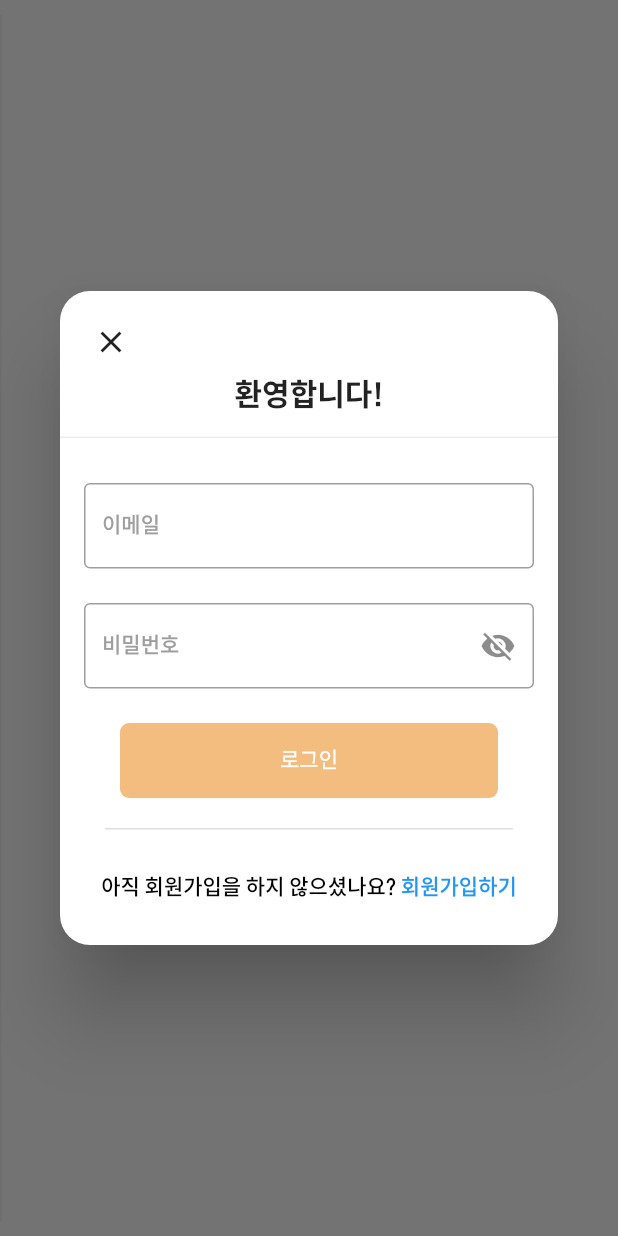
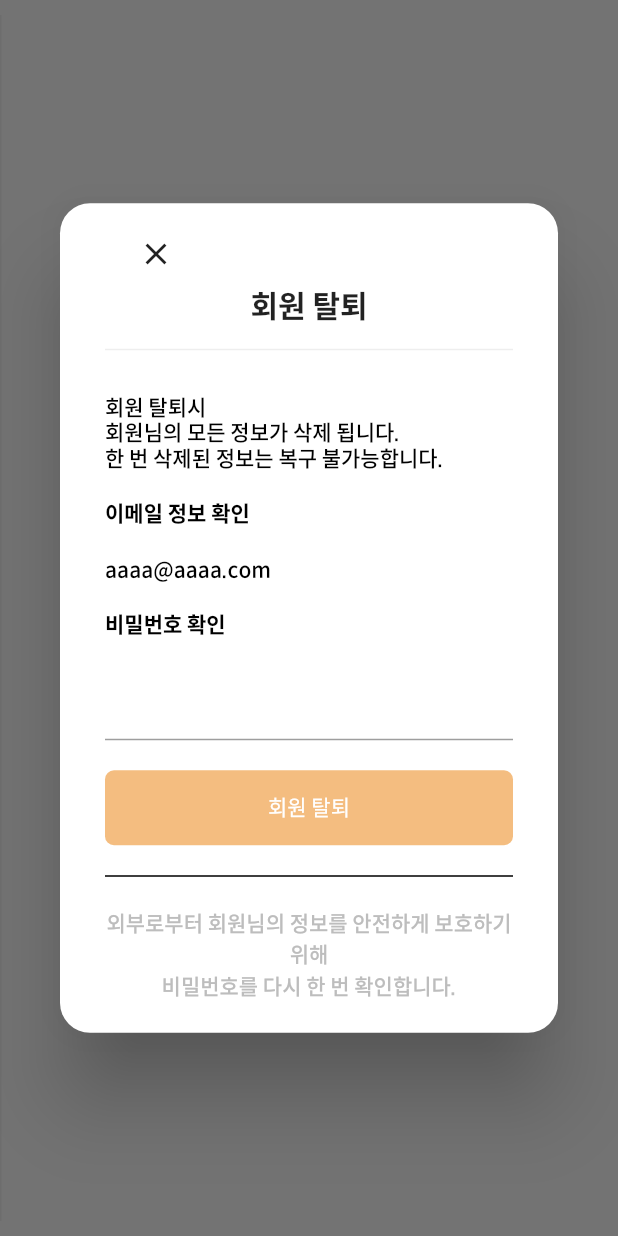
Before and after one commit to jgwng/color_pallete, a Flutter app: the UnLoginStatus widget shown alone on an empty page, opened directly, after a tap on "로그인", on a phone screen of 412 x 824 dp. Run offline on Flutter 3.47's test engine with Material 2 defaults, Android fonts, the light colour scheme and no system bars; our stand-ins replace cloud_firestore, firebase_auth, flutter_riverpod, fluttertoast, get_it, string_validator and 1 more; missing offline and left inert: color_models, universal_html; accounts and stored records are empty.

Commit message:
08/19 commit

```diff
--- a/lib/business_models/view_models/palette_view_model.dart
+++ b/lib/business_models/view_models/palette_view_model.dart
@@ -1,6 +1,4 @@
 import 'dart:math';
-import 'package:colorpallete/ui/widget/toast/color_code_copy_toast.dart';
-import 'package:fluttertoast/fluttertoast.dart';
 import 'package:colorpallete/service/service_locator.dart';
 import 'package:flutter/cupertino.dart';
 import 'package:flutter/material.dart';
--- a/lib/service/dialog/show_dialog.dart
+++ b/lib/service/dialog/show_dialog.dart
@@ -2,6 +2,7 @@
 
 import 'package:colorpallete/ui/widget/dialog/auth_dialog/login_dialog.dart';
 import 'package:colorpallete/ui/widget/dialog/auth_dialog/signup_dialog.dart';
+import 'package:colorpallete/ui/widget/dialog/auth_dialog/withdrawal_dialog.dart';
 
 import 'package:colorpallete/ui/widget/dialog/palette_detail_dialog/palette_detail_dialog.dart';
 import 'package:colorpallete/ui/widget/dialog/save_dialog/color_save_dialog.dart';
@@ -57,3 +58,13 @@ void showPaletteSaveDialog(BuildContext context){
     },
   );
 }
+
+void showWithdrawalDialog(BuildContext context){
+  showDialog(
+    context: context,
+    barrierDismissible: true,
+    builder: (BuildContext context) {
+      return WithdrawalDialog();
+    },
+  );
+}
--- a/lib/ui/views/palette_page/local_widget/login_status.dart
+++ b/lib/ui/views/palette_page/local_widget/login_status.dart
@@ -1,5 +1,6 @@
 import 'package:colorpallete/business_models/view_models/auth_view_model.dart';
 import 'package:colorpallete/const/app_themes.dart';
+import 'package:colorpallete/service/dialog/show_dialog.dart';
 import 'package:colorpallete/service/service_locator.dart';
 import 'package:flutter/material.dart';
 
@@ -83,11 +84,17 @@ class _LoginStatusState extends State<LoginStatus>{
                   ),
                 ),
                 Material(
-                  child: Text('로그 아웃',style: AppThemes.textTheme.bodyText1,),
+                  child: Text('로그 아웃',style: AppThemes.textTheme.bodyText1),
                 ),
                 SizedBox(height: 20,),
                 Material(
-                  child: Text('회원 탈퇴',style: AppThemes.textTheme.bodyText1,),
+                  child: TextButton(
+                    style: TextButton.styleFrom(
+                      primary: Colors.black, // foreground
+                    ),
+                    onPressed: () => showWithdrawalDialog(context),
+                    child: Text('회원 탈퇴',style: AppThemes.textTheme.bodyText1),
+                  ),
                 ),
                 SizedBox(height: 20,),
               ],
--- a/lib/ui/views/palette_page/local_widget/unlogin_status.dart
+++ b/lib/ui/views/palette_page/local_widget/unlogin_status.dart
@@ -36,7 +36,8 @@ class UnLoginStatus extends StatelessWidget{
                 ),
                 elevation: MaterialStateProperty.all<double>(0.0),
               ),
-              onPressed: () => showLoginDialog(context),
+              onPressed: () => showWithdrawalDialog(context),
+              //() => showLoginDialog(context)
               child: Text('로그인',style: AppThemes.textTheme.bodyText1!.copyWith(color: Colors.white),),
             )
         )
--- a/lib/ui/views/palette_page/palette_page.dart
+++ b/lib/ui/views/palette_page/palette_page.dart
@@ -117,7 +117,7 @@ class _PalettePageState extends State<PalettePage>  {
                               message: '상세정보 확인',
                               preferBelow: false,
                               textStyle: AppThemes.textTheme.bodyText1!.copyWith(fontSize: 10,color: Colors.white),
-                              child : IconButton(onPressed: (){}, icon: Icon(CupertinoIcons.eye,size:30,color: Colors.black,))),
+                              child : Icon(CupertinoIcons.eye,size:30,color: Colors.black)),
                           SizedBox(width: 10,),
                           Padding(
                             padding: EdgeInsets.only(top:5),
--- /dev/null
+++ b/lib/ui/widget/dialog/auth_dialog/withdrawal_dialog.dart
@@ -0,0 +1,59 @@
+import 'package:colorpallete/const/app_themes.dart';
+import 'package:colorpallete/ui/widget/dialog/auth_dialog/auth_dialog_title.dart';
+import 'package:colorpallete/ui/widget/standard_button.dart';
+import 'package:colorpallete/utils/unFocus.dart';
+import 'package:flutter/material.dart';
+
+class WithdrawalDialog extends StatefulWidget{
+  @override
+  _WithdrawalDialogState createState() => _WithdrawalDialogState();
+}
+
+class _WithdrawalDialogState extends State<WithdrawalDialog>{
+  @override
+  Widget build(BuildContext context) {
+    return GestureDetector(
+      onTap: () => unFocus(context),
+      behavior: HitTestBehavior.opaque,
+      child: Dialog(
+          shape: RoundedRectangleBorder(
+              borderRadius: BorderRadius.all(Radius.circular(20.0))
+          ),
+          child:Container(
+            width: 400,
+            padding: EdgeInsets.symmetric(horizontal: 30),
+            child: Column(
+              mainAxisSize: MainAxisSize.min,
+              crossAxisAlignment: CrossAxisAlignment.start,
+              children: [
+                AuthDialogTitle(title : '회원 탈퇴'),
+                SizedBox(height: 20),
+                Text('회원 탈퇴시\n회원님의 모든 정보가 삭제 됩니다.\n한 번 삭제된 정보는 복구 불가능합니다.',style: AppThemes.textTheme.bodyText1,),
+                Padding(
+                  padding: EdgeInsets.symmetric(vertical: 20),
+                  child: Text('이메일 정보 확인',style: AppThemes.textTheme.bodyText1!.copyWith(fontWeight: FontWeight.w700)),
+                ),
+                Text('aaaa@aaaa.com',style: AppThemes.textTheme.bodyText1,),
+                Padding(
+                  padding: EdgeInsets.symmetric(vertical: 20),
+                  child: Text('비밀번호 확인',style: AppThemes.textTheme.bodyText1!.copyWith(fontWeight: FontWeight.w700)),
+                ),
+                TextField(),
+                StandardButton(buttonTitle: '회원 탈퇴',onPressed: (){},hMargin: 0,vMargin: 20,),
+                Padding(
+                  padding: EdgeInsets.only(bottom: 20),
+                  child: Divider(height: 1,thickness: 1,color: Colors.black,),
+                ),
+                Container(
+                  alignment: Alignment.center,
+                  child: Text('외부로부터 회원님의 정보를 안전하게 보호하기 위해\n비밀번호를 다시 한 번 확인합니다.\n',
+                    style: AppThemes.textTheme.bodyText1!.copyWith(color: Colors.grey[400],height: 1.5),textAlign: TextAlign.center,),
+                )
+
+              ],
+            ),
+          )),
+    );
+  }
+
+}
```
